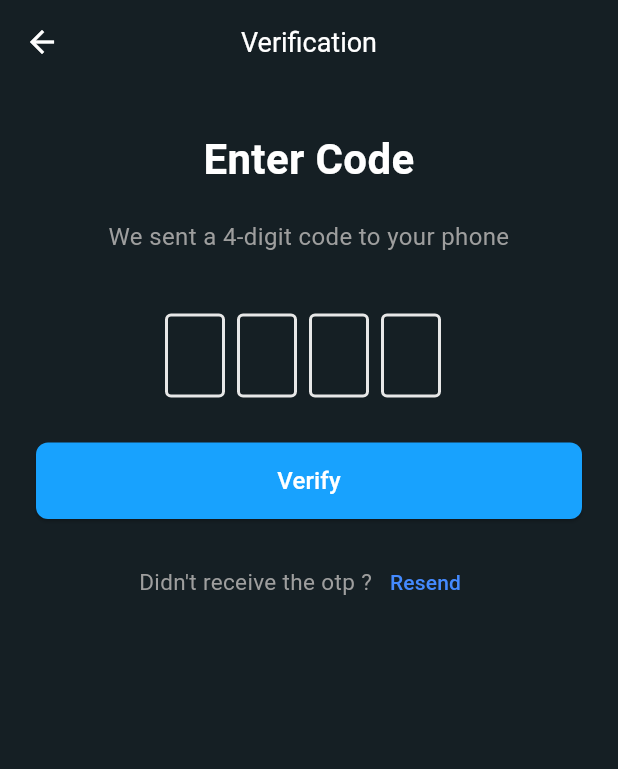
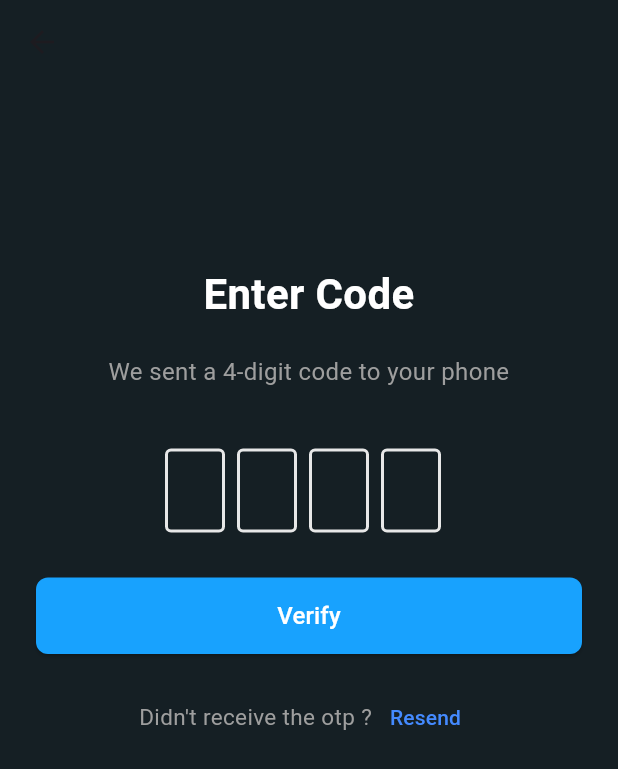
Before and after one commit to PriyadhaPrakash/Fishy, a Flutter app: the OtpPage screen opened directly, on a phone screen of 412 x 824 dp. Shown: the top 769 px of the screen. Run offline on Flutter 3.47's test engine with Material 3 defaults, Android fonts, the phone set to English and light mode, and no system bars; drawn by our look-alikes of flutter_otp_text_field; our stand-ins replace carousel_slider, geocoding, geolocator, image_picker.

```diff
--- a/lib/Phone_number.dart
+++ b/lib/Phone_number.dart
@@ -24,7 +24,7 @@ class _PhoneNumberState extends State<PhoneNumber> {
       ),
       body: Column(
         children: [
-          const SizedBox(height: 90),
+          const SizedBox(height: 100),
           const Text(
             'WELCOME BACK',
             style: TextStyle(
--- a/lib/otp_page.dart
+++ b/lib/otp_page.dart
@@ -20,13 +20,7 @@ class _OtpPageState extends State<OtpPage> {
       backgroundColor: const Color(0xFF151F24),
       appBar: AppBar(
         backgroundColor: const Color(0xFF151F24),
-        leading: const BackButton(color: Colors.white),
-        title: const Text(
-          "Verification",
-          style: TextStyle(color: Color(0xFFFFFFFF), fontSize: 18,fontFamily: 'Roboto'),
-        ),
-        centerTitle: true,
-        elevation: 0,
+
       ),
       body: SafeArea(
         child: SingleChildScrollView(
@@ -35,7 +29,7 @@ class _OtpPageState extends State<OtpPage> {
             mainAxisSize: MainAxisSize.min,
             crossAxisAlignment: CrossAxisAlignment.stretch,
             children: [
-              const SizedBox(height: 10),
+              const SizedBox(height: 100),
               const Text(
                 "Enter Code",
                 textAlign: TextAlign.center,
```
